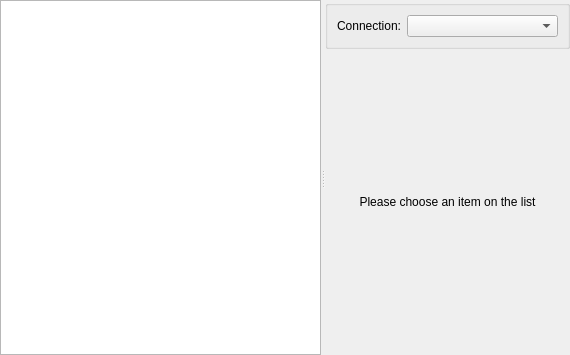
KDE/print-manager, file add-printer/PageDestinations.ui: the form before one commit.
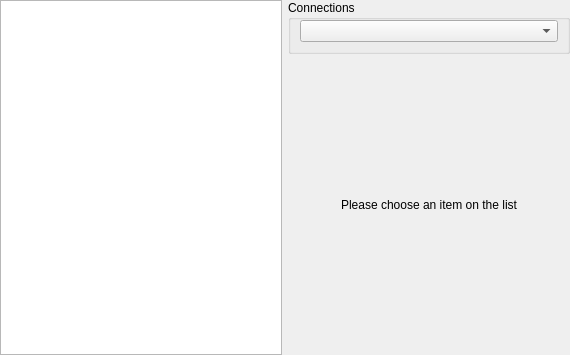
The form after the commit. Custom widgets are drawn as their Qt base class.

Patch:
```diff
--- a/add-printer/PageDestinations.ui
+++ b/add-printer/PageDestinations.ui
@@ -21,13 +21,9 @@
     <number>0</number>
    </property>
    <item row="0" column="0">
-    <widget class="QSplitter" name="splitter">
-     <property name="orientation">
-      <enum>Qt::Horizontal</enum>
-     </property>
      <widget class="QTreeView" name="devicesTV">
       <property name="sizePolicy">
-       <sizepolicy hsizetype="Preferred" vsizetype="Expanding">
+      <sizepolicy hsizetype="MinimumExpanding" vsizetype="Expanding">
         <horstretch>0</horstretch>
         <verstretch>0</verstretch>
        </sizepolicy>
@@ -35,9 +31,6 @@
       <property name="editTriggers">
        <set>QAbstractItemView::NoEditTriggers</set>
       </property>
-      <property name="alternatingRowColors">
-       <bool>true</bool>
-      </property>
       <property name="rootIsDecorated">
        <bool>false</bool>
       </property>
@@ -54,7 +47,8 @@
        <bool>false</bool>
       </attribute>
      </widget>
-     <widget class="QWidget" name="">
+   </item>
+   <item row="0" column="1">
       <layout class="QVBoxLayout" name="verticalLayout">
        <property name="spacing">
         <number>0</number>
@@ -62,20 +56,19 @@
        <item>
         <widget class="QGroupBox" name="conexionGB">
          <property name="title">
-          <string/>
-         </property>
-         <layout class="QFormLayout" name="formLayout">
+        <string>Connections</string>
+       </property>
+       <layout class="QGridLayout" name="gridLayout_3">
+        <property name="topMargin">
+         <number>0</number>
+        </property>
+        <property name="verticalSpacing">
+         <number>0</number>
+        </property>
           <item row="0" column="0">
-           <widget class="QLabel" name="label_2">
-            <property name="text">
-             <string>Connection:</string>
-            </property>
-           </widget>
-          </item>
-          <item row="0" column="1">
-           <widget class="KComboBox" name="conexionCB">
+         <widget class="KComboBox" name="connectionsCB">
             <property name="sizePolicy">
-             <sizepolicy hsizetype="Expanding" vsizetype="Fixed">
+           <sizepolicy hsizetype="MinimumExpanding" vsizetype="Fixed">
               <horstretch>0</horstretch>
               <verstretch>0</verstretch>
              </sizepolicy>
@@ -110,8 +103,6 @@
         </widget>
        </item>
       </layout>
-     </widget>
-    </widget>
    </item>
   </layout>
   <zorder>splitter</zorder>
```
Left out of the diff: 5 changed lines with no effect on the pictures. Lines whose indentation alone changed are shown as unchanged.
